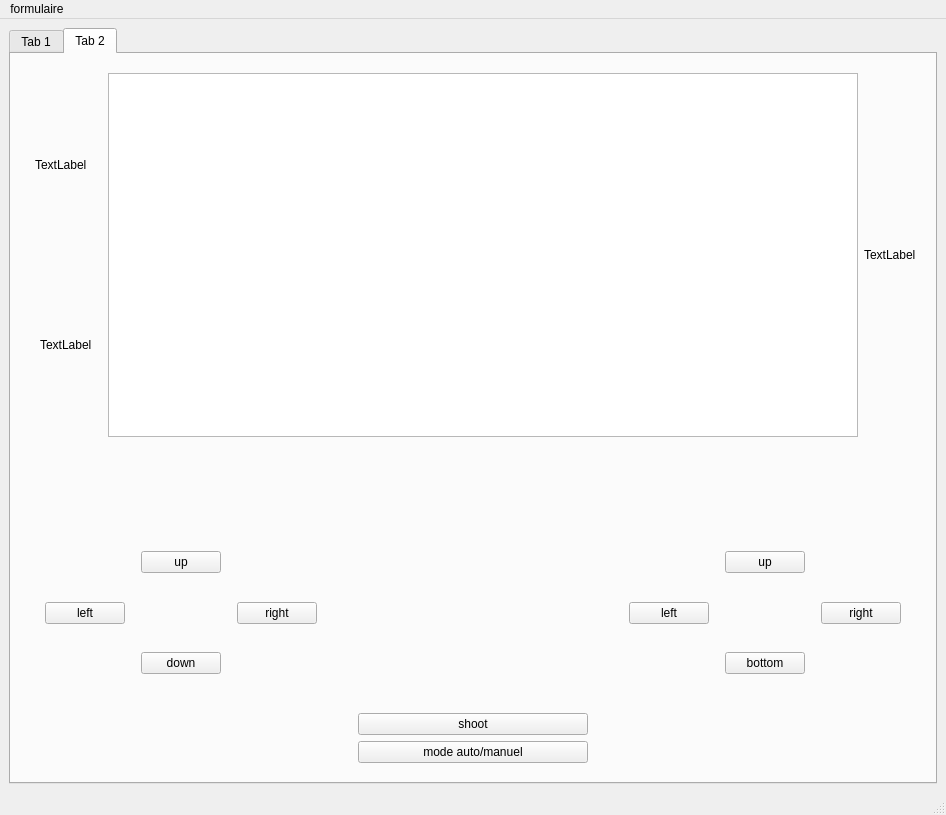
First picture: the form in formulaire.ui, repository Rouillou/Application_Python, before the edit.
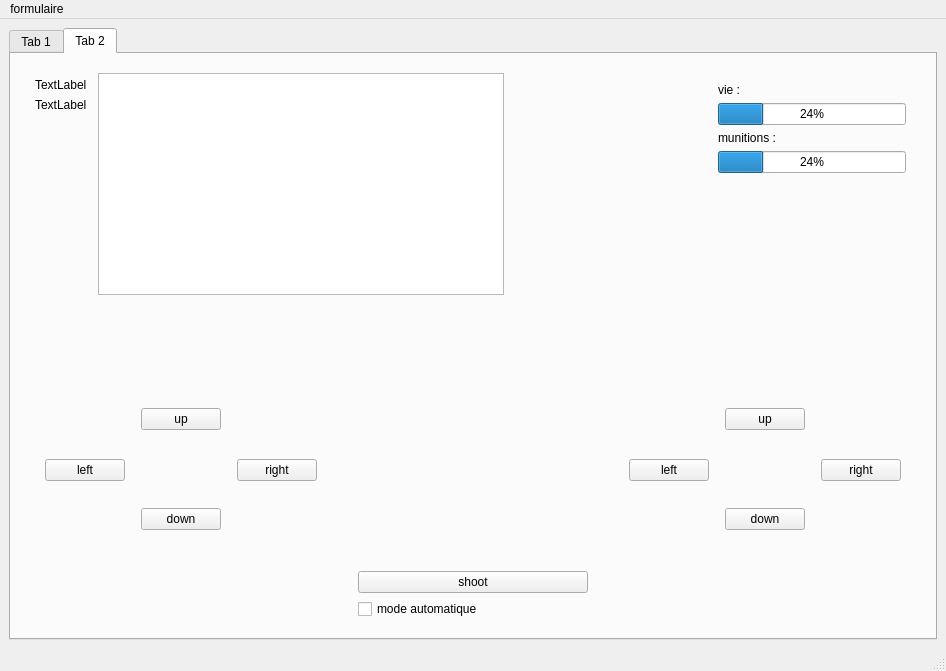
Second picture: the form after the edit.

Diff of the .ui file:
```diff
--- a/formulaire.ui
+++ b/formulaire.ui
@@ -7,7 +7,7 @@
     <x>0</x>
     <y>0</y>
     <width>946</width>
-    <height>815</height>
+    <height>671</height>
    </rect>
   </property>
   <property name="windowTitle">
@@ -248,24 +248,8 @@
                 </property>
                </widget>
               </item>
-             </layout>
-            </item>
-            <item>
-             <layout class="QVBoxLayout" name="verticalLayout_33">
-              <property name="leftMargin">
-               <number>5</number>
-              </property>
-              <property name="topMargin">
-               <number>5</number>
-              </property>
-              <property name="rightMargin">
-               <number>5</number>
-              </property>
-              <property name="bottomMargin">
-               <number>5</number>
-              </property>
               <item>
-               <widget class="QLabel" name="label_7">
+               <widget class="QLabel" name="areneLabel">
                 <property name="text">
                  <string>TextLabel</string>
                 </property>
@@ -274,31 +258,151 @@
              </layout>
             </item>
             <item>
-             <layout class="QVBoxLayout" name="verticalLayout_36"/>
-            </item>
-            <item>
-             <layout class="QVBoxLayout" name="verticalLayout_35"/>
+             <layout class="QVBoxLayout" name="verticalLayout_35">
+              <item>
+               <spacer name="verticalSpacer_4">
+                <property name="orientation">
+                 <enum>Qt::Vertical</enum>
+                </property>
+                <property name="sizeHint" stdset="0">
+                 <size>
+                  <width>20</width>
+                  <height>40</height>
+                 </size>
+                </property>
+               </spacer>
+              </item>
+             </layout>
             </item>
            </layout>
           </item>
           <item>
            <layout class="QVBoxLayout" name="verticalLayout_10">
+            <property name="rightMargin">
+             <number>0</number>
+            </property>
             <item>
-             <widget class="QGraphicsView" name="graphicsView"/>
-            </item>
-           </layout>
-          </item>
-          <item>
-           <layout class="QVBoxLayout" name="verticalLayout_11">
-            <item>
-             <widget class="QLabel" name="label_6">
-              <property name="text">
-               <string>TextLabel</string>
+             <widget class="QGraphicsView" name="background">
+              <property name="maximumSize">
+               <size>
+                <width>16777215</width>
+                <height>16777215</height>
+               </size>
               </property>
              </widget>
             </item>
            </layout>
           </item>
+          <item>
+           <layout class="QHBoxLayout" name="horizontalLayout_8">
+            <property name="leftMargin">
+             <number>5</number>
+            </property>
+            <property name="topMargin">
+             <number>5</number>
+            </property>
+            <property name="rightMargin">
+             <number>5</number>
+            </property>
+            <property name="bottomMargin">
+             <number>5</number>
+            </property>
+            <item>
+             <spacer name="horizontalSpacer_4">
+              <property name="orientation">
+               <enum>Qt::Horizontal</enum>
+              </property>
+              <property name="sizeHint" stdset="0">
+               <size>
+                <width>40</width>
+                <height>20</height>
+               </size>
+              </property>
+             </spacer>
+            </item>
+            <item>
+             <layout class="QVBoxLayout" name="verticalLayout_11">
+              <property name="leftMargin">
+               <number>5</number>
+              </property>
+              <property name="topMargin">
+               <number>5</number>
+              </property>
+              <property name="rightMargin">
+               <number>5</number>
+              </property>
+              <property name="bottomMargin">
+               <number>5</number>
+              </property>
+              <item>
+               <layout class="QVBoxLayout" name="verticalLayout_37">
+                <property name="topMargin">
+                 <number>0</number>
+                </property>
+                <property name="bottomMargin">
+                 <number>0</number>
+                </property>
+                <item>
+                 <widget class="QLabel" name="hpLabel">
+                  <property name="text">
+                   <string>vie :</string>
+                  </property>
+                 </widget>
+                </item>
+                <item>
+                 <widget class="QProgressBar" name="lifeBar">
+                  <property name="value">
+                   <number>24</number>
+                  </property>
+                 </widget>
+                </item>
+               </layout>
+              </item>
+              <item>
+               <layout class="QVBoxLayout" name="verticalLayout_38">
+                <property name="topMargin">
+                 <number>0</number>
+                </property>
+                <property name="bottomMargin">
+                 <number>0</number>
+                </property>
+                <item>
+                 <widget class="QLabel" name="ammoLabel">
+                  <property name="text">
+                   <string>munitions :</string>
+                  </property>
+                 </widget>
+                </item>
+                <item>
+                 <widget class="QProgressBar" name="ammoBar">
+                  <property name="value">
+                   <number>24</number>
+                  </property>
+                 </widget>
+                </item>
+               </layout>
+              </item>
+              <item>
+               <layout class="QVBoxLayout" name="verticalLayout_33">
+                <item>
+                 <spacer name="verticalSpacer_5">
+                  <property name="orientation">
+                   <enum>Qt::Vertical</enum>
+                  </property>
+                  <property name="sizeHint" stdset="0">
+                   <size>
+                    <width>20</width>
+                    <height>40</height>
+                   </size>
+                  </property>
+                 </spacer>
+                </item>
+               </layout>
+              </item>
+             </layout>
+            </item>
+           </layout>
+          </item>
          </layout>
         </item>
         <item>
@@ -457,9 +561,9 @@
             <item>
              <layout class="QVBoxLayout" name="verticalLayout_31">
               <item>
-               <widget class="QPushButton" name="pushButton_6">
+               <widget class="QCheckBox" name="checkModeAuto">
                 <property name="text">
-                 <string>mode auto/manuel</string>
+                 <string>mode automatique</string>
                 </property>
                </widget>
               </item>
@@ -541,7 +645,7 @@
                 <item>
                  <widget class="QPushButton" name="pushButton_10">
                   <property name="text">
-                   <string>bottom</string>
+                   <string>down</string>
                   </property>
                  </widget>
                 </item>
```
Left out of the diff: 198 changed lines with no effect on the pictures.
